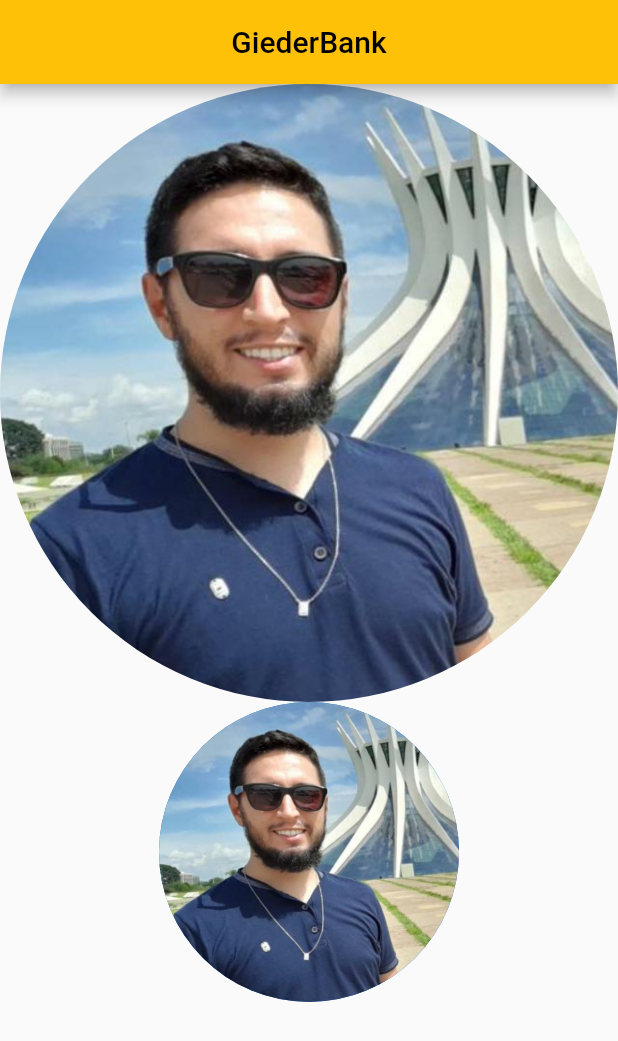
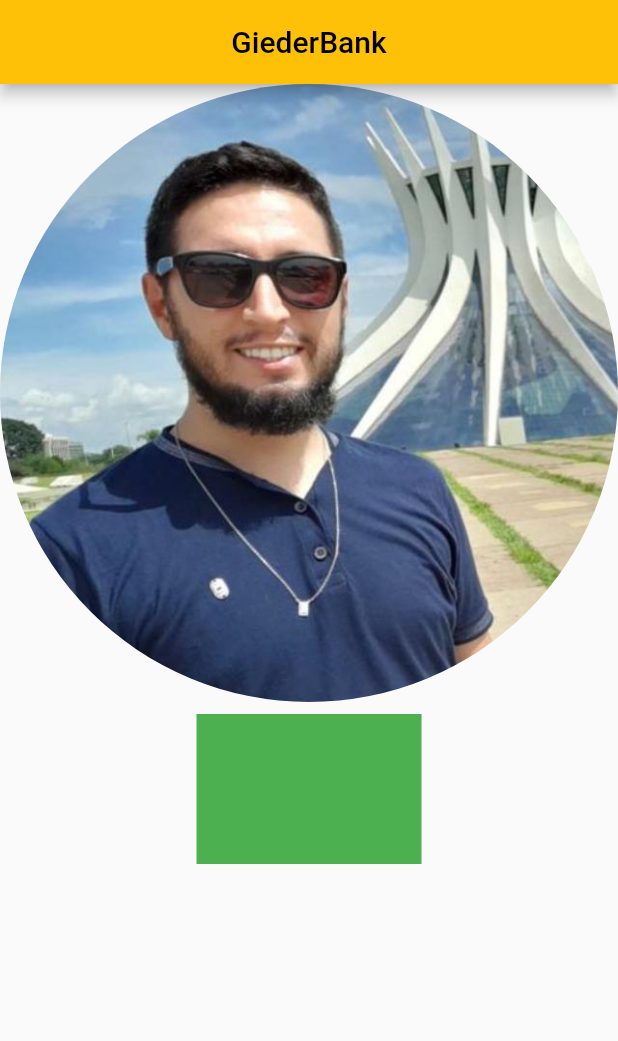
Before and after one commit to giederloreto/giederbank_app, a Flutter app: the screen it shows after launch, on a phone screen of 412 x 824 dp. Shown: the top 1041 px of the screen. Run offline on Flutter 3.47's test engine with Material 2 defaults, Android fonts, the phone set to English and light mode, and no system bars.

Commit message:
Image and Container

```diff
--- a/lib/main.dart
+++ b/lib/main.dart
@@ -28,16 +28,25 @@ class GiederBank extends StatelessWidget {
         body: ListView(
           children: [
             Column(
+              mainAxisAlignment: MainAxisAlignment.spaceBetween,
               children: [
-                ClipRRect(
-                  borderRadius: BorderRadius.circular(300.0),
-                  child: Image.asset(
-                    'images/gieder.jpg',
+                InkWell(
+                  onTap: (){},
+                  child: ClipRRect(
+                    borderRadius: BorderRadius.circular(300.0),
+                    child: Image.asset(
+                      'images/gieder.jpg',
+                    ),
                   ),
                 ),
-                const CircleAvatar(
-                  radius: 100,
-                  backgroundImage: AssetImage('images/gieder.jpg'),
+                Padding(
+                  padding: const EdgeInsets.all(8.0),
+                  child: Container(
+                    padding: EdgeInsets.all(16.0),
+                    height: 100,
+                    width: 150,
+                    color: Colors.green,
+                  ),
                 )
               ],
             ),
```
